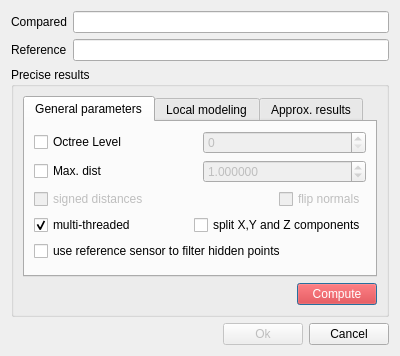
The window that qCC/ui_templates/comparisonDlg.ui (CloudCompare/CloudCompare) describes before a commit, drawn with Qt 5.
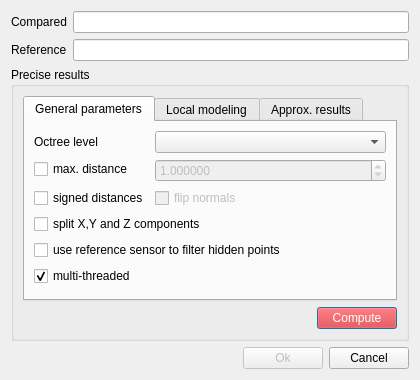
The same window after the commit. Icons and pictures are not drawn.

Commit message: Disances computation dialog (and code) simplified

What changed in the file:
```diff
--- a/qCC/ui_templates/comparisonDlg.ui
+++ b/qCC/ui_templates/comparisonDlg.ui
@@ -6,8 +6,8 @@
    <rect>
     <x>0</x>
     <y>0</y>
-    <width>400</width>
-    <height>350</height>
+    <width>420</width>
+    <height>380</height>
    </rect>
   </property>
   <property name="windowTitle">
@@ -71,33 +71,28 @@
          </attribute>
          <layout class="QVBoxLayout" name="verticalLayout_7">
           <item>
-           <layout class="QHBoxLayout">
-            <item>
-             <widget class="QCheckBox" name="octreeLevelCheckBox">
+           <layout class="QFormLayout" name="formLayout">
+            <item row="0" column="0">
+             <widget class="QLabel" name="label_5">
+              <property name="toolTip">
+               <string>Level of subdivision used for computing the distances</string>
+              </property>
               <property name="text">
-               <string>Octree Level</string>
+               <string>Octree level</string>
               </property>
              </widget>
             </item>
-            <item>
-             <widget class="QSpinBox" name="octreeLevelSpinBox">
-              <property name="enabled">
-               <bool>false</bool>
-              </property>
-             </widget>
+            <item row="0" column="1">
+             <widget class="QComboBox" name="octreeLevelComboBox"/>
             </item>
-           </layout>
-          </item>
-          <item>
-           <layout class="QHBoxLayout">
-            <item>
+            <item row="1" column="0">
              <widget class="QCheckBox" name="maxDistCheckBox">
               <property name="text">
-               <string>Max. dist</string>
+               <string>max. distance</string>
               </property>
              </widget>
             </item>
-            <item>
+            <item row="1" column="1">
              <widget class="QDoubleSpinBox" name="maxSearchDistSpinBox">
               <property name="enabled">
                <bool>false</bool>
@@ -113,27 +108,7 @@
               </property>
              </widget>
             </item>
-           </layout>
-          </item>
-          <item>
-           <widget class="QFrame" name="signedDistFrame">
-            <property name="enabled">
-             <bool>false</bool>
-            </property>
-            <property name="frameShape">
-             <enum>QFrame::NoFrame</enum>
-            </property>
-            <property name="frameShadow">
-             <enum>QFrame::Raised</enum>
-            </property>
-            <layout class="QHBoxLayout" name="horizontalLayout">
-             <property name="spacing">
-              <number>6</number>
-             </property>
-             <property name="margin">
-              <number>0</number>
-             </property>
-             <item>
+            <item row="2" column="0">
               <widget class="QCheckBox" name="signedDistCheckBox">
                <property name="toolTip">
                 <string>compute signed distances (slower)</string>
@@ -146,53 +121,17 @@
                </property>
               </widget>
              </item>
-             <item>
-              <spacer name="horizontalSpacer">
-               <property name="orientation">
-                <enum>Qt::Horizontal</enum>
-               </property>
-               <property name="sizeHint" stdset="0">
-                <size>
-                 <width>40</width>
-                 <height>20</height>
-                </size>
-               </property>
-              </spacer>
-             </item>
-             <item>
+            <item row="2" column="1">
               <widget class="QCheckBox" name="flipNormalsCheckBox">
+              <property name="enabled">
+               <bool>false</bool>
+              </property>
                <property name="text">
                 <string>flip normals</string>
                </property>
               </widget>
              </item>
             </layout>
-           </widget>
-          </item>
-          <item>
-           <layout class="QHBoxLayout" name="_2">
-            <item>
-             <widget class="QCheckBox" name="multiThreadedCheckBox">
-              <property name="text">
-               <string>multi-threaded</string>
-              </property>
-              <property name="checked">
-               <bool>true</bool>
-              </property>
-             </widget>
-            </item>
-            <item>
-             <spacer name="horizontalSpacer_2">
-              <property name="orientation">
-               <enum>Qt::Horizontal</enum>
-              </property>
-              <property name="sizeHint" stdset="0">
-               <size>
-                <width>40</width>
-                <height>20</height>
-               </size>
-              </property>
-             </spacer>
             </item>
             <item>
              <widget class="QCheckBox" name="split3DCheckBox">
@@ -207,8 +146,6 @@
               </property>
              </widget>
             </item>
-           </layout>
-          </item>
           <item>
            <widget class="QCheckBox" name="filterVisibilityCheckBox">
             <property name="toolTip">
@@ -220,6 +157,16 @@
             </property>
            </widget>
           </item>
+          <item>
+           <widget class="QCheckBox" name="multiThreadedCheckBox">
+            <property name="text">
+             <string>multi-threaded</string>
+            </property>
+            <property name="checked">
+             <bool>true</bool>
+            </property>
+           </widget>
+          </item>
           <item>
            <spacer name="verticalSpacer_2">
             <property name="orientation">
```
Left out of the diff: 40 changed lines with no effect on the pictures. Lines whose indentation alone changed are shown as unchanged. The commit also changes 6 other files.
